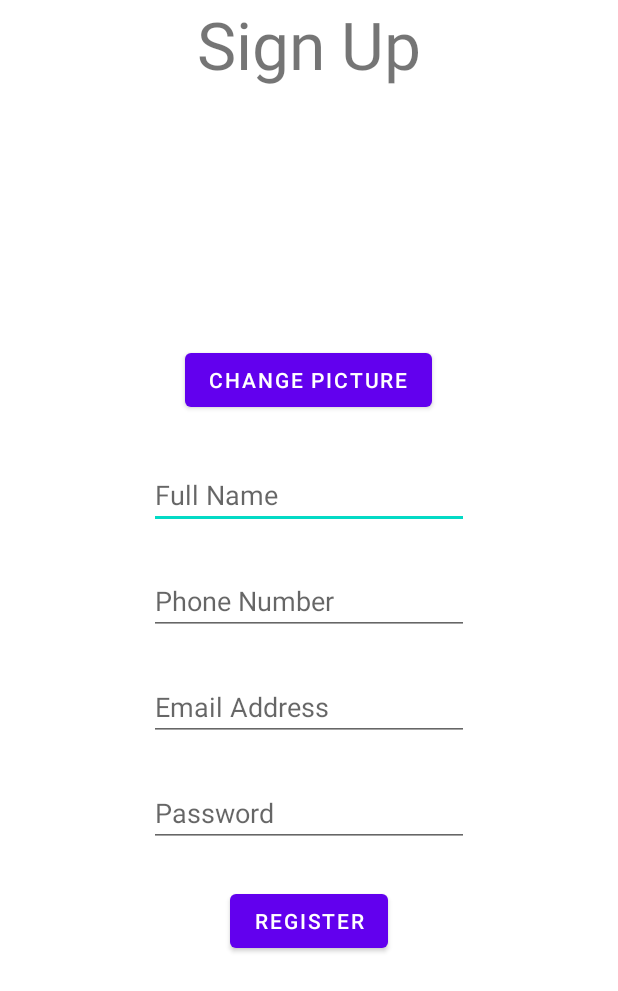
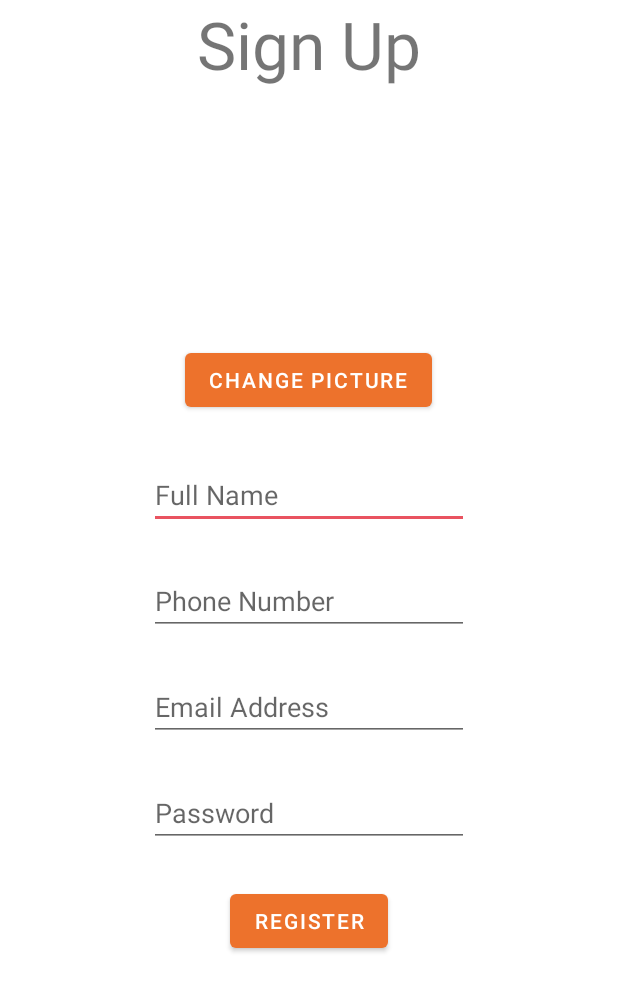
Before and after one commit to SupreetSinghDhillon/Hanger, an Android app: the screen it shows after launch (RegisterUserActivity), after a tap on "Register", on a phone screen of 412 x 824 dp. Shown: the top 991 px of the screen. Run offline under Robolectric (Android 15) with nearby library versions, the phone set to English and light mode, and no system bars; our stand-ins replace Firebase (no records; nobody signed in at launch, a user with empty details on screens opened directly); pictures from the network do not load; Roboto replaces fonts that are not available here; 1 statement that could not run was skipped; 1 other tap on this screen came first.

Commit message:
colour changes

```diff
--- a/app/src/main/res/values/colors.xml
+++ b/app/src/main/res/values/colors.xml
@@ -1,10 +1,10 @@
 <?xml version="1.0" encoding="utf-8"?>
 <resources>
-    <color name="purple_200">#FFBB86FC</color>
-    <color name="purple_500">#FF6200EE</color>
-    <color name="purple_700">#FF3700B3</color>
-    <color name="teal_200">#FF03DAC5</color>
-    <color name="teal_700">#FF018786</color>
+    <color name="purple_200">#ED722C</color>
+    <color name="purple_500">#ED722C</color>
+    <color name="purple_700">#E95360</color>
+    <color name="teal_200">#E95360</color>
+    <color name="teal_700">#E95360</color>
     <color name="black">#FF000000</color>
     <color name="white">#FFFFFFFF</color>
     <color name="grey">#b3b3b3</color>
```
